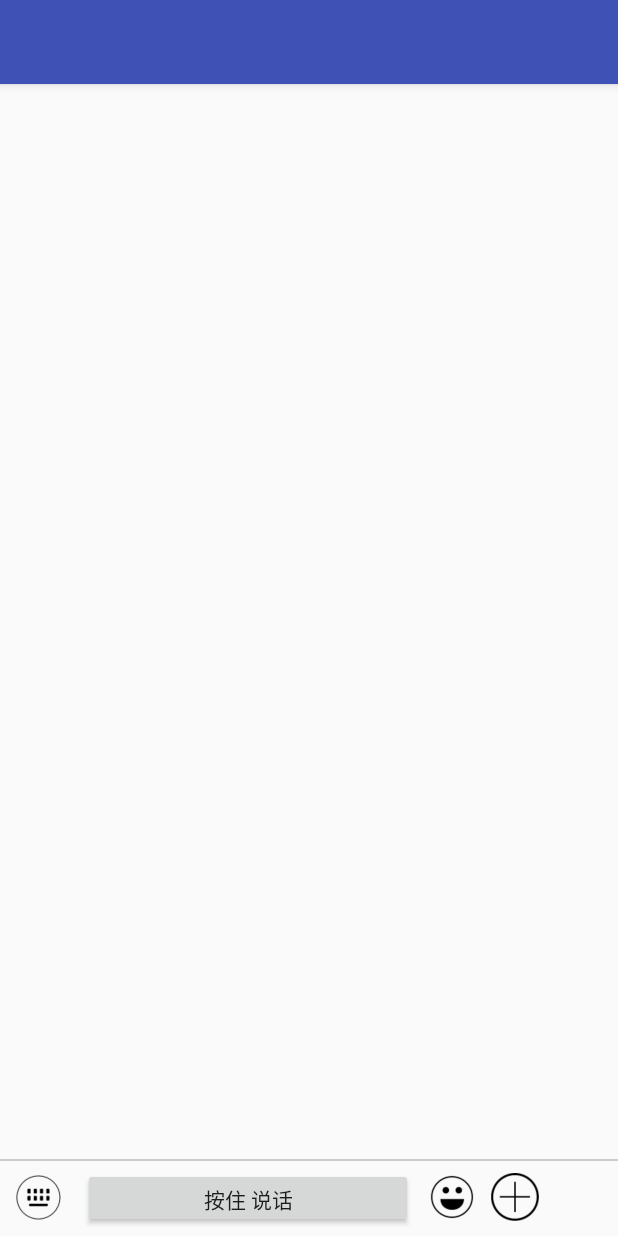
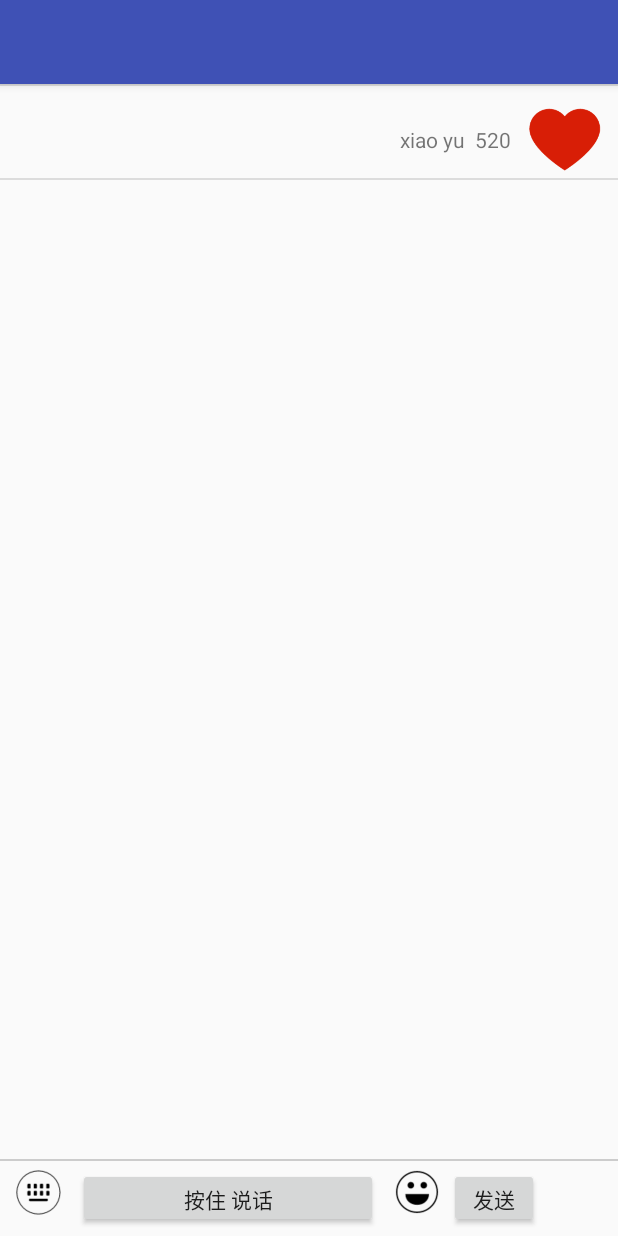
Before and after one commit to Google-Danny/Chat, an Android app: the ChatInterfaceActivity screen opened directly, with no data from a screen before it, on a phone screen of 412 x 824 dp. Run offline under Robolectric (Android 15) with nearby library versions, the phone set to English and light mode, and no system bars; 1 statement that could not run was skipped.

Commit message:
commit chatinterfaceAdapter

```diff
--- a/app/src/main/java/com/cm/xingyu/chat/ChatInterfaceActivity.java
+++ b/app/src/main/java/com/cm/xingyu/chat/ChatInterfaceActivity.java
@@ -1,15 +1,27 @@
 package com.cm.xingyu.chat;
 
 import android.content.Intent;
-import android.support.v7.app.ActionBar;
 import android.support.v7.app.AppCompatActivity;
 import android.os.Bundle;
-import android.util.Log;
+import android.view.View;
+import android.widget.Button;
+import android.widget.EditText;
+import android.widget.ImageView;
+import android.widget.ListView;
 
-public class ChatInterfaceActivity extends AppCompatActivity {
-    Intent intent;
+import java.util.ArrayList;
+import java.util.List;
+
+public class ChatInterfaceActivity extends AppCompatActivity implements View.OnClickListener {
+
     Bundle bundle;
-
+    List<ChatMessage> infos;
+    ListView listview;
+    Button pressTalk;
+    EditText msg;
+    ImageView chatListKeyBoard;
+    Button sendMessage;
+    ImageView addOther;
     @Override
     protected void onCreate(Bundle savedInstanceState) {
         bundle = getIntent().getBundleExtra("data");
@@ -17,5 +29,53 @@ public class ChatInterfaceActivity extends AppCompatActivity {
         this.setTitle(data);
         super.onCreate(savedInstanceState);
         setContentView(R.layout.activity_chat_interface);
+        initView();
+        initData();
+        initListener();
+    }
+
+
+    private void initView() {
+        listview = (ListView) findViewById(R.id.chatListView);
+        msg = (EditText) findViewById(R.id.wordContent);
+        chatListKeyBoard = (ImageView) findViewById(R.id.chatlistkeyboard);
+        sendMessage = (Button) findViewById(R.id.sendMessage);
+        pressTalk = (Button) findViewById(R.id.talkButton);
+        addOther = (ImageView) findViewById(R.id.addOther);
+    }
+    private void initData() {
+        listview.setAdapter(new ChatInterfaceAdapter(this, getData()));
+
+    }
+
+    private void initListener() {
+        msg.setOnClickListener(this);
+        chatListKeyBoard.setOnClickListener(this);
+        sendMessage.setOnClickListener(this);
+
+    }
+
+
+    public List<ChatMessage> getData() {
+        infos = new ArrayList<ChatMessage>();
+        ChatMessage listInfo = new ChatMessage("xiu", R.drawable.headportrait, "xiu xiu xiu 520", "send");
+        infos.add(listInfo);
+        ChatMessage listinfos = new ChatMessage("xiao yu", R.drawable.headportrait, "xiao yu  520", "receive");
+        infos.add(listinfos);
+        return infos;
+    }
+
+    @Override
+    public void onClick(View v) {
+        switch (v.getId()){
+            case R.id.chatlistkeyboard:
+                msg.setVisibility(View.VISIBLE);
+                addOther.setVisibility(View.GONE);
+                sendMessage.setVisibility(View.VISIBLE);
+                pressTalk.setVisibility(View.GONE);
+                break;
+            case R.id.sendMessage:
+                break;
+        }
     }
 }
--- a/app/src/main/java/com/cm/xingyu/chat/ChatInterfaceAdapter.java
+++ b/app/src/main/java/com/cm/xingyu/chat/ChatInterfaceAdapter.java
@@ -1,30 +1,90 @@
 package com.cm.xingyu.chat;
 
+import android.content.Context;
+import android.util.Log;
+import android.view.LayoutInflater;
 import android.view.View;
 import android.view.ViewGroup;
 import android.widget.BaseAdapter;
+import android.widget.ImageView;
+import android.widget.LinearLayout;
+import android.widget.TextView;
+
+import java.util.List;
 
 /**
  * Created by Administrator on 2017/9/11.
  */
 public class ChatInterfaceAdapter extends BaseAdapter {
+    List<ChatMessage> minfos;
+    LayoutInflater mlayoutInfater;
+
+    public ChatInterfaceAdapter(Context context, List<ChatMessage> infos) {
+        minfos = infos;
+        mlayoutInfater = LayoutInflater.from(context);
+    }
+
     @Override
     public int getCount() {
-        return 0;
+        return minfos.size();
     }
 
     @Override
     public Object getItem(int position) {
-        return null;
+        return minfos.get(position);
     }
 
     @Override
     public long getItemId(int position) {
-        return 0;
+
+        return position;
+    }
+
+    @Override
+    public int getViewTypeCount() {
+        return 2;
     }
 
     @Override
     public View getView(int position, View convertView, ViewGroup parent) {
-        return null;
+        ViewHolder viewHolder;
+        if (convertView == null) {
+            viewHolder = new ViewHolder();
+            convertView = mlayoutInfater.inflate(R.layout.activity_chat_interface_listview_layout, null);
+            viewHolder.leftLLY = (LinearLayout) convertView.findViewById(R.id.leftLLY);
+            viewHolder.leftImageView = (ImageView) convertView.findViewById(R.id.leftImageView);
+            viewHolder.leftTextView = (TextView) convertView.findViewById(R.id.leftChatContent);
+            viewHolder.rightLLY = (LinearLayout) convertView.findViewById(R.id.rightLLY);
+            viewHolder.rightImageView = (ImageView) convertView.findViewById(R.id.rightImageView);
+            viewHolder.rightTextView = (TextView) convertView.findViewById(R.id.rightChatContent);
+            convertView.setTag(viewHolder);
+        } else {
+            viewHolder = (ViewHolder) convertView.getTag();
+        }
+        Log.e("11111", String.valueOf(position));
+        Log.e("222222",minfos.get(position).getMsgType());
+
+        if ("send"==minfos.get(position).getMsgType() ) {
+            viewHolder.rightLLY.setVisibility(View.GONE);
+            viewHolder.leftImageView.setImageResource(minfos.get(position).getImage());
+            viewHolder.leftTextView.setText(minfos.get(position).getChatContent());
+
+        } else if ("receive"==minfos.get(position).getMsgType() ) {
+            viewHolder.leftLLY.setVisibility(View.GONE);
+            viewHolder.rightImageView.setImageResource(minfos.get(position).getImage());
+            viewHolder.rightTextView.setText(minfos.get(position).getChatContent());
+
+        }
+
+        return convertView;
+    }
+
+    class ViewHolder {
+        LinearLayout leftLLY;
+        ImageView leftImageView;
+        TextView leftTextView;
+        LinearLayout rightLLY;
+        ImageView rightImageView;
+        TextView rightTextView;
     }
 }
--- /dev/null
+++ b/app/src/main/java/com/cm/xingyu/chat/ChatMessage.java
@@ -0,0 +1,65 @@
+package com.cm.xingyu.chat;
+
+/**
+ * Created by Administrator on 2017/9/9.
+ */
+public class ChatMessage {
+    private int id;
+    private String friendName;
+    private int image;
+    private String chatContent;
+    private  String msgType;
+
+    public ChatMessage(String friendName, int image, String chatContent, String msgType) {
+        this.friendName = friendName;
+        this.image = image;
+        this.chatContent = chatContent;
+        this.msgType = msgType;
+    }
+
+    public String getMsgType() {
+        return msgType;
+    }
+
+    public ChatMessage setMsgType(String msgType) {
+        this.msgType = msgType;
+        return this;
+    }
+
+
+    public int getId() {
+        return id;
+    }
+
+    public ChatMessage setId(int id) {
+        this.id = id;
+        return this;
+    }
+
+    public String getFriendName() {
+        return friendName;
+    }
+
+    public ChatMessage setFriendName(String friendName) {
+        this.friendName = friendName;
+        return this;
+    }
+
+    public int getImage() {
+        return image;
+    }
+
+    public ChatMessage setImage(int image) {
+        this.image = image;
+        return this;
+    }
+
+    public String getChatContent() {
+        return chatContent;
+    }
+
+    public ChatMessage setChatContent(String chatContent) {
+        this.chatContent = chatContent;
+        return this;
+    }
+}
--- a/app/src/main/res/layout/activity_chat_interface.xml
+++ b/app/src/main/res/layout/activity_chat_interface.xml
@@ -16,17 +16,22 @@
     android:layout_alignParentBottom="true"
     android:layout_width="match_parent"
     android:layout_height="1dp" />
+     <LinearLayout
+         android:layout_alignParentBottom="true"
+         android:layout_width="match_parent"
+         android:orientation="horizontal"
+         android:layout_height="wrap_content">
           <ImageView
               android:layout_marginLeft="10dp"
               android:layout_alignParentBottom="true"
-    android:layout_marginBottom="10dp"
+              android:layout_marginBottom="8dp"
               android:src="@drawable/chatlistkeyboard"
               android:id="@+id/chatlistkeyboard"
               android:layout_width="32dp"
               android:layout_height="32dp" />
           <ImageView
               android:visibility="gone"
-         android:layout_marginLeft="10dp"
+              android:layout_marginLeft="8dp"
               android:layout_alignParentBottom="true"
               android:layout_marginBottom="10dp"
               android:src="@drawable/chatvoice"
@@ -36,39 +41,48 @@
           <Button
               android:id="@+id/talkButton"
               android:layout_marginBottom="5dp"
-         android:layout_marginLeft="55dp"
+              android:layout_marginLeft="10dp"
               android:layout_alignParentBottom="true"
               android:text="按住 说话"
-         android:layout_width="220dp"
+              android:layout_width="200dp"
               android:layout_height="40dp" />
           <EditText
               android:visibility="gone"
               android:id="@+id/wordContent"
-          android:layout_width="220dp"
+              android:layout_width="200dp"
               android:layout_height="40dp"
               android:layout_marginBottom="5dp"
-          android:layout_marginLeft="60dp"
+              android:layout_marginLeft="10dp"
               android:layout_alignParentBottom="true"
               />
 
 
           <ImageView
               android:layout_alignParentBottom="true"
-         android:layout_toRightOf="@+id/talkButton"
-         android:layout_marginBottom="10dp"
+              android:layout_marginBottom="8dp"
               android:src="@drawable/emotion"
               android:layout_marginLeft="10dp"
               android:id="@+id/emotion"
               android:layout_width="32dp"
               android:layout_height="32dp" />
           <ImageView
+              android:visibility="gone"
               android:layout_alignParentBottom="true"
-         android:layout_toRightOf="@+id/emotion"
               android:layout_marginBottom="10dp"
               android:layout_marginLeft="10dp"
               android:src="@drawable/chatlistaddemotion"
               android:id="@+id/addOther"
               android:layout_width="32dp"
               android:layout_height="32dp" />
+          <Button
+              android:layout_alignParentBottom="true"
+              android:layout_marginBottom="5dp"
+              android:layout_marginLeft="5dp"
+              android:text="@string/send"
+              android:id="@+id/sendMessage"
+              android:layout_width="60dp"
+              android:layout_height="40dp" />
+
+     </LinearLayout>
 
 </RelativeLayout>
--- a/app/src/main/res/layout/activity_chat_interface_listview_layout.xml
+++ b/app/src/main/res/layout/activity_chat_interface_listview_layout.xml
@@ -6,10 +6,12 @@
     >
 
     <LinearLayout
+        android:id="@+id/leftLLY"
         android:layout_gravity="left"
         android:layout_width="wrap_content"
         android:layout_height="wrap_content">
         <ImageView
+            android:id="@+id/leftImageView"
             android:layout_width="51dp"
             android:layout_height="51dp"
             android:layout_marginLeft="10dp"
@@ -17,7 +19,7 @@
             android:src="@drawable/headportrait" />
 
         <TextView
-            android:id="@+id/chatcontent"
+            android:id="@+id/leftChatContent"
             android:layout_width="200dp"
             android:layout_height="wrap_content"
             android:layout_gravity="center"
@@ -26,18 +28,21 @@
     </LinearLayout>
 
     <LinearLayout
+        android:id="@+id/rightLLY"
         android:layout_marginTop="10dp"
         android:layout_gravity="right"
         android:layout_width="wrap_content"
         android:layout_height="wrap_content"
        >
         <TextView
-            android:id="@+id/otherChatContent"
-            android:layout_width="200dp"
+            android:id="@+id/rightChatContent"
+            android:layout_width="wrap_content"
             android:layout_height="wrap_content"
+            android:layout_marginRight="10dp"
             android:layout_gravity="center"
             android:text="222" />
         <ImageView
+            android:id="@+id/rightImageView"
             android:layout_gravity="right"
             android:layout_width="51dp"
             android:layout_height="51dp"
--- a/app/src/main/res/values/strings.xml
+++ b/app/src/main/res/values/strings.xml
@@ -1,3 +1,4 @@
 <resources>
     <string name="app_name">Chat</string>
+    <string name="send">发送</string>
 </resources>
```
Also changed, not shown: app/src/main/java/com/cm/xingyu/chat/ChatListViewAdapter.java (+9 -12 lines), app/src/main/java/com/cm/xingyu/chat/MainPageFragment.java (+6 -11 lines), app/src/main/java/com/cm/xingyu/chat/chatListInfo.java (deleted, +0 -47 lines), 36 other files. Lines whose indentation alone changed are shown as unchanged.
